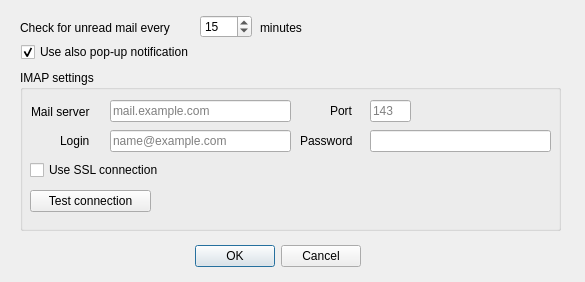
The window that ui/settings.ui (rinaldus/mail-notifier) describes before a commit, drawn with Qt 5.
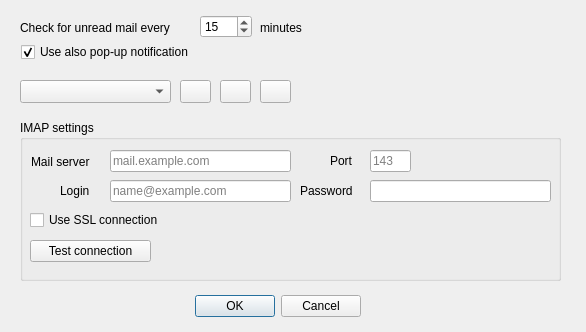
The same window after the commit. Icons and pictures are not drawn.

Commit message: added GUI elements for upcoming multi account feature

The edit to the form file:
```diff
--- a/ui/settings.ui
+++ b/ui/settings.ui
@@ -6,8 +6,8 @@
    <rect>
     <x>0</x>
     <y>0</y>
-    <width>585</width>
-    <height>282</height>
+    <width>586</width>
+    <height>332</height>
    </rect>
   </property>
   <property name="sizePolicy">
@@ -27,7 +27,7 @@
    <property name="geometry">
     <rect>
      <x>20</x>
-     <y>240</y>
+     <y>290</y>
      <width>341</width>
      <height>32</height>
     </rect>
@@ -59,7 +59,7 @@
    <property name="geometry">
     <rect>
      <x>20</x>
-     <y>70</y>
+     <y>120</y>
      <width>541</width>
      <height>161</height>
     </rect>
@@ -306,6 +306,79 @@
     <string>minutes</string>
    </property>
   </widget>
+  <widget class="QComboBox" name="comboBox">
+   <property name="geometry">
+    <rect>
+     <x>20</x>
+     <y>80</y>
+     <width>151</width>
+     <height>23</height>
+    </rect>
+   </property>
+  </widget>
+  <widget class="QPushButton" name="btnAddAccount">
+   <property name="geometry">
+    <rect>
+     <x>180</x>
+     <y>80</y>
+     <width>31</width>
+     <height>23</height>
+    </rect>
+   </property>
+   <property name="toolTip">
+    <string>Add account</string>
+   </property>
+   <property name="text">
+    <string/>
+   </property>
+   <property name="icon">
+    <iconset>
+     <normalon>:/icons/add_account.png</normalon>
+    </iconset>
+   </property>
+  </widget>
+  <widget class="QPushButton" name="btnModifyAccount">
+   <property name="geometry">
+    <rect>
+     <x>220</x>
+     <y>80</y>
+     <width>31</width>
+     <height>23</height>
+    </rect>
+   </property>
+   <property name="toolTip">
+    <string>Modify account</string>
+   </property>
+   <property name="text">
+    <string/>
+   </property>
+   <property name="icon">
+    <iconset>
+     <normalon>:/icons/modify_account.png</normalon>
+    </iconset>
+   </property>
+  </widget>
+  <widget class="QPushButton" name="btnRemoveAccount">
+   <property name="geometry">
+    <rect>
+     <x>260</x>
+     <y>80</y>
+     <width>31</width>
+     <height>23</height>
+    </rect>
+   </property>
+   <property name="toolTip">
+    <string>Remove account</string>
+   </property>
+   <property name="text">
+    <string/>
+   </property>
+   <property name="icon">
+    <iconset>
+     <normalon>:/icons/remove_account.png</normalon>
+    </iconset>
+   </property>
+  </widget>
  </widget>
  <resources/>
  <connections>
```
Left out of the diff: 4 changed lines with no effect on the pictures. The commit also changes 8 other files.
